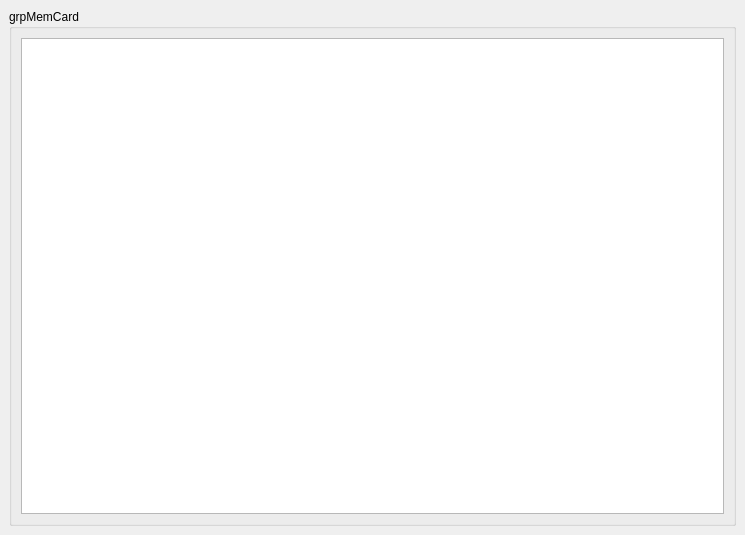
First picture: the form in src/mcrecover/ui/McRecoverWindow.ui, repository GerbilSoft/mcrecover, before the edit.
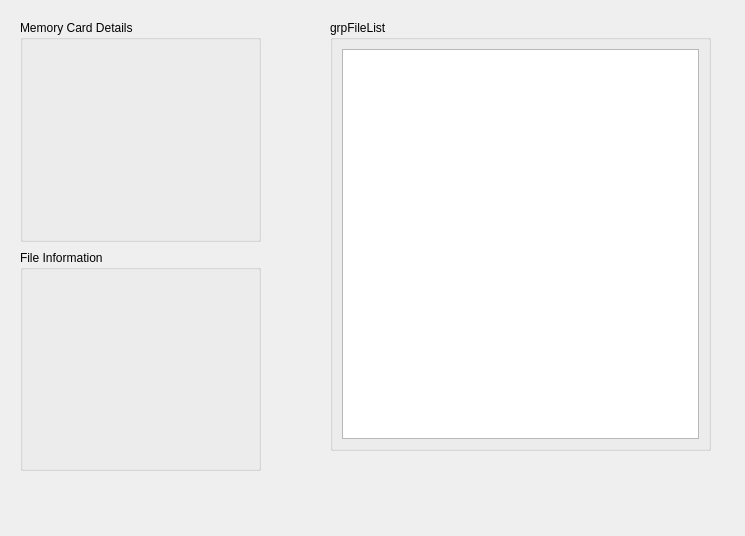
Second picture: the form after the edit.

Commit message:
Rearranged the window layout to be more usable.
Renamed grpMemCard to grpFileList.

Patch:
```diff
--- a/src/mcrecover/ui/McRecoverWindow.ui
+++ b/src/mcrecover/ui/McRecoverWindow.ui
@@ -7,7 +7,7 @@
     <x>0</x>
     <y>0</y>
     <width>745</width>
-    <height>535</height>
+    <height>536</height>
    </rect>
   </property>
   <property name="acceptDrops">
@@ -17,27 +17,137 @@
    <string>GameCube Memory Card Recovery Program</string>
   </property>
   <widget class="QWidget" name="centralwidget">
-   <layout class="QHBoxLayout" name="horizontalLayout">
-    <item>
-     <widget class="QGroupBox" name="grpMemCard">
-      <property name="title">
-       <string notr="true">grpMemCard</string>
-      </property>
-      <layout class="QVBoxLayout" name="verticalLayout">
-       <item>
-        <widget class="QTreeView" name="lstMemCard">
-         <property name="alternatingRowColors">
-          <bool>true</bool>
+   <widget class="QGroupBox" name="grpFileList">
+    <property name="geometry">
+     <rect>
+      <x>330</x>
+      <y>20</y>
+      <width>381</width>
+      <height>431</height>
+     </rect>
+    </property>
+    <property name="title">
+     <string>grpFileList</string>
+    </property>
+    <layout class="QVBoxLayout" name="verticalLayout">
+     <item>
+      <widget class="QTreeView" name="lstFileList">
+       <property name="alternatingRowColors">
+        <bool>true</bool>
+       </property>
+       <property name="rootIsDecorated">
+        <bool>false</bool>
+       </property>
+      </widget>
+     </item>
+    </layout>
+   </widget>
+   <widget class="QWidget" name="verticalLayoutWidget">
+    <property name="geometry">
+     <rect>
+      <x>20</x>
+      <y>20</y>
+      <width>241</width>
+      <height>451</height>
+     </rect>
+    </property>
+    <layout class="QVBoxLayout" name="vboxCardFileInfo">
+     <property name="spacing">
+      <number>8</number>
+     </property>
+     <item>
+      <widget class="QGroupBox" name="grpMemCardInfo">
+       <property name="title">
+        <string>Memory Card Details</string>
+       </property>
+      </widget>
+     </item>
+     <item>
+      <widget class="QGroupBox" name="grpFileInfo">
+       <property name="title">
+        <string>File Information</string>
+       </property>
+       <widget class="QWidget" name="horizontalLayoutWidget">
+        <property name="geometry">
+         <rect>
+          <x>40</x>
+          <y>40</y>
+          <width>160</width>
+          <height>41</height>
+         </rect>
+        </property>
+        <layout class="QHBoxLayout" name="hboxFileImages">
+         <property name="spacing">
+          <number>8</number>
          </property>
-         <property name="rootIsDecorated">
-          <bool>false</bool>
-         </property>
-        </widget>
-       </item>
-      </layout>
-     </widget>
-    </item>
-   </layout>
+         <item>
+          <widget class="QLabel" name="lblFileIcon">
+           <property name="sizePolicy">
+            <sizepolicy hsizetype="Fixed" vsizetype="Fixed">
+             <horstretch>0</horstretch>
+             <verstretch>0</verstretch>
+            </sizepolicy>
+           </property>
+           <property name="minimumSize">
+            <size>
+             <width>32</width>
+             <height>32</height>
+            </size>
+           </property>
+           <property name="maximumSize">
+            <size>
+             <width>32</width>
+             <height>32</height>
+            </size>
+           </property>
+           <property name="baseSize">
+            <size>
+             <width>32</width>
+             <height>32</height>
+            </size>
+           </property>
+           <property name="alignment">
+            <set>Qt::AlignCenter</set>
+           </property>
+          </widget>
+         </item>
+         <item>
+          <widget class="QLabel" name="lblFileBanner">
+           <property name="sizePolicy">
+            <sizepolicy hsizetype="Fixed" vsizetype="Fixed">
+             <horstretch>0</horstretch>
+             <verstretch>0</verstretch>
+            </sizepolicy>
+           </property>
+           <property name="minimumSize">
+            <size>
+             <width>96</width>
+             <height>32</height>
+            </size>
+           </property>
+           <property name="maximumSize">
+            <size>
+             <width>96</width>
+             <height>32</height>
+            </size>
+           </property>
+           <property name="baseSize">
+            <size>
+             <width>96</width>
+             <height>32</height>
+            </size>
+           </property>
+           <property name="alignment">
+            <set>Qt::AlignCenter</set>
+           </property>
+          </widget>
+         </item>
+        </layout>
+       </widget>
+      </widget>
+     </item>
+    </layout>
+   </widget>
   </widget>
  </widget>
  <resources/>
```
The commit also changes 1 other file.
